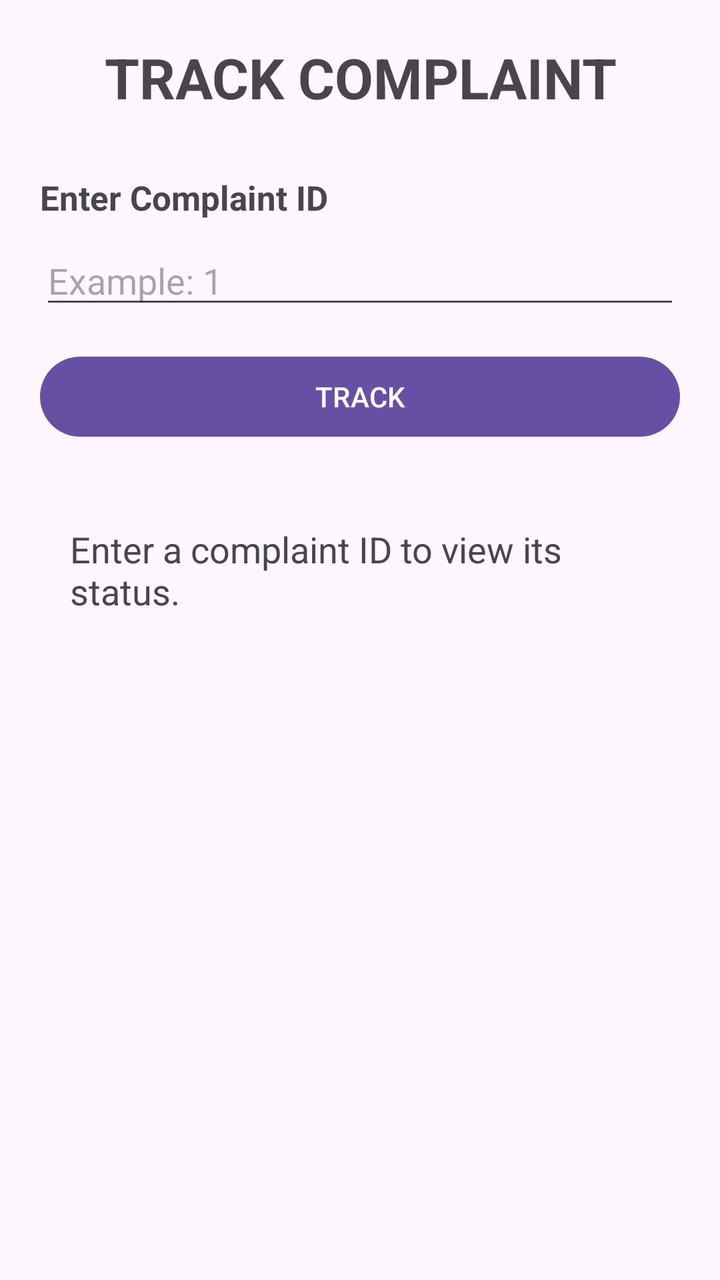
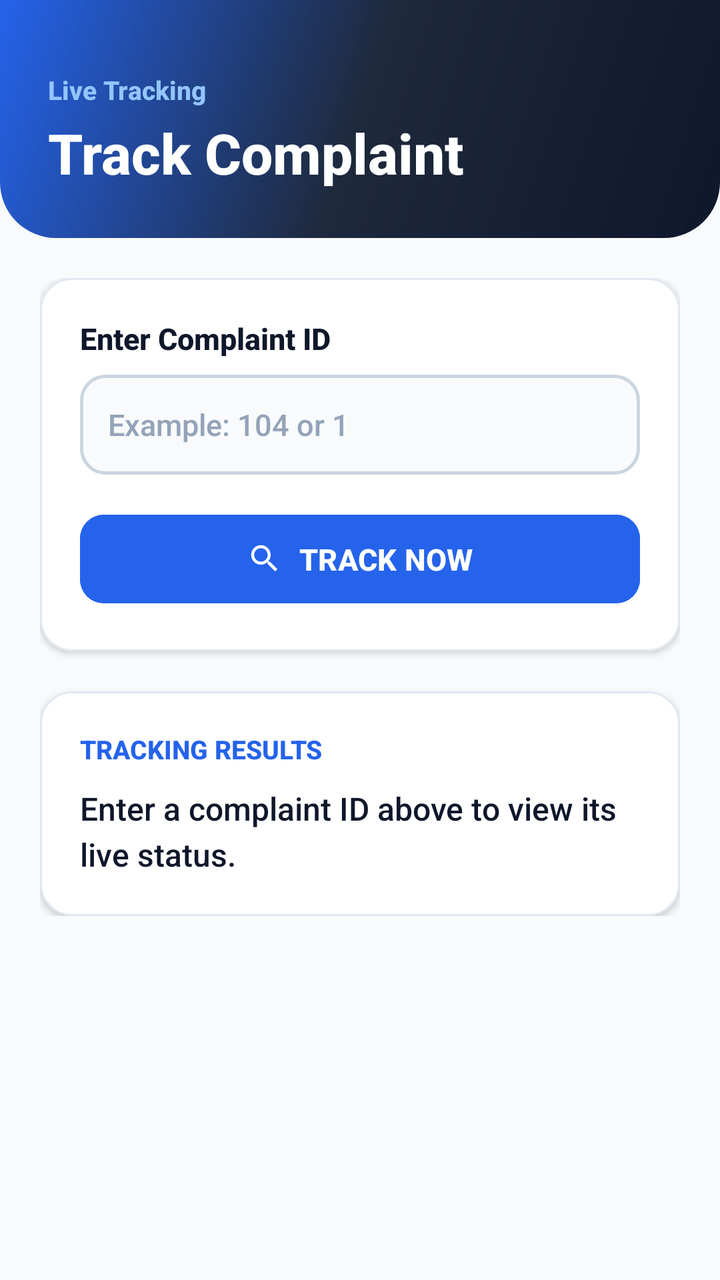

Two renders of the same Android screen: before a commit and after it. Below are the layout's source before the change and the commit's diff.
<!-- AndroidManifest.xml: application theme Theme.MADProject -->
<!-- res/layout/activity_track_complaint.xml -->
<?xml version="1.0" encoding="utf-8"?>
<LinearLayout xmlns:android="http://schemas.android.com/apk/res/android"
    xmlns:tools="http://schemas.android.com/tools"
    android:id="@+id/main"
    android:layout_width="match_parent"
    android:layout_height="match_parent"
    android:orientation="vertical"
    android:padding="20dp"
    tools:context=".TrackComplaintActivity">

    <TextView
        android:layout_width="match_parent"
        android:layout_height="wrap_content"
        android:text="TRACK COMPLAINT"
        android:textSize="28sp"
        android:textStyle="bold"
        android:gravity="center"
        android:layout_marginBottom="30dp" />

    <TextView
        android:layout_width="wrap_content"
        android:layout_height="wrap_content"
        android:text="Enter Complaint ID"
        android:textSize="17sp"
        android:textStyle="bold"
        android:layout_marginBottom="8dp" />

    <EditText
        android:id="@+id/complaintIdEditText"
        android:layout_width="match_parent"
        android:layout_height="wrap_content"
        android:hint="Example: 1"
        android:inputType="number"
        android:layout_marginBottom="15dp" />

    <Button
        android:id="@+id/trackButton"
        android:layout_width="match_parent"
        android:layout_height="wrap_content"
        android:text="TRACK"
        android:layout_marginBottom="25dp" />

    <TextView
        android:id="@+id/resultTextView"
        android:layout_width="match_parent"
        android:layout_height="wrap_content"
        android:text="Enter a complaint ID to view its status."
        android:textSize="18sp"
        android:padding="15dp" />

</LinearLayout>
<!-- resources referenced by this layout -->
<resources>
  <style name="Theme.MADProject" parent="Base.Theme.MADProject" />
  <style name="Base.Theme.MADProject" parent="Theme.Material3.DayNight.NoActionBar">
          
          
      </style>
</resources>

<!-- the commit's change to res/layout/activity_track_complaint.xml (unified diff, before → after) -->
@@ -1,51 +1,141 @@
 <?xml version="1.0" encoding="utf-8"?>
 <LinearLayout xmlns:android="http://schemas.android.com/apk/res/android"
+    xmlns:app="http://schemas.android.com/apk/res-auto"
     xmlns:tools="http://schemas.android.com/tools"
     android:id="@+id/main"
     android:layout_width="match_parent"
     android:layout_height="match_parent"
     android:orientation="vertical"
-    android:padding="20dp"
+    android:background="@color/background"
     tools:context=".TrackComplaintActivity">
 
-    <TextView
+    
+    <LinearLayout
         android:layout_width="match_parent"
         android:layout_height="wrap_content"
-        android:text="TRACK COMPLAINT"
-        android:textSize="28sp"
-        android:textStyle="bold"
-        android:gravity="center"
-        android:layout_marginBottom="30dp" />
+        android:orientation="vertical"
+        android:background="@drawable/bg_gradient_header"
+        android:paddingStart="24dp"
+        android:paddingEnd="24dp"
+        android:paddingTop="36dp"
+        android:paddingBottom="24dp">
 
-    <TextView
-        android:layout_width="wrap_content"
-        android:layout_height="wrap_content"
-        android:text="Enter Complaint ID"
-        android:textSize="17sp"
-        android:textStyle="bold"
-        android:layout_marginBottom="8dp" />
+        <TextView
+            android:layout_width="wrap_content"
+            android:layout_height="wrap_content"
+            android:text="Live Tracking"
+            android:textSize="13sp"
+            android:textColor="#93C5FD"
+            android:textStyle="bold" />
 
-    <EditText
-        android:id="@+id/complaintIdEditText"
+        <TextView
+            android:layout_width="match_parent"
+            android:layout_height="wrap_content"
+            android:text="Track Complaint"
+            android:textSize="28sp"
+            android:textStyle="bold"
+            android:textColor="@color/white"
+            android:layout_marginTop="4dp" />
+    </LinearLayout>
+
+    <LinearLayout
         android:layout_width="match_parent"
         android:layout_height="wrap_content"
-        android:hint="Example: 1"
-        android:inputType="number"
-        android:layout_marginBottom="15dp" />
+        android:orientation="vertical"
+        android:padding="20dp">
 
-    <Button
-        android:id="@+id/trackButton"
-        android:layout_width="match_parent"
-        android:layout_height="wrap_content"
-        android:text="TRACK"
-        android:layout_marginBottom="25dp" />
+        
+        <com.google.android.material.card.MaterialCardView
+            android:layout_width="match_parent"
+            android:layout_height="wrap_content"
+            android:layout_marginBottom="20dp"
+            app:cardCornerRadius="16dp"
+            app:cardElevation="2dp"
+            app:cardBackgroundColor="@color/surface"
+            app:strokeColor="@color/card_stroke"
+            app:strokeWidth="1dp">
 
-    <TextView
-        android:id="@+id/resultTextView"
-        android:layout_width="match_parent"
-        android:layout_height="wrap_content"
-        android:text="Enter a complaint ID to view its status."
-        android:textSize="18sp"
-        android:padding="15dp" />
+            <LinearLayout
+                android:layout_width="match_parent"
+                android:layout_height="wrap_content"
+                android:orientation="vertical"
+                android:padding="20dp">
+
+                <TextView
+                    android:layout_width="wrap_content"
+                    android:layout_height="wrap_content"
+                    android:text="Enter Complaint ID"
+                    android:textSize="15sp"
+                    android:textStyle="bold"
+                    android:textColor="@color/text_primary"
+                    android:layout_marginBottom="8dp" />
+
+                <EditText
+                    android:id="@+id/complaintIdEditText"
+                    android:layout_width="match_parent"
+                    android:layout_height="50dp"
+                    android:hint="Example: 104 or 1"
+                    android:inputType="number"
+                    android:background="@drawable/bg_input_box"
+                    android:paddingStart="14dp"
+                    android:paddingEnd="14dp"
+                    android:textSize="15sp"
+                    android:textColor="@color/text_primary"
+                    android:textColorHint="@color/text_tertiary"
+                    android:layout_marginBottom="16dp" />
+
+                <com.google.android.material.button.MaterialButton
+                    android:id="@+id/trackButton"
+                    android:layout_width="match_parent"
+                    android:layout_height="wrap_content"
+                    android:text="TRACK NOW"
+                    android:textSize="15sp"
+                    android:textStyle="bold"
+                    android:paddingTop="12dp"
+                    android:paddingBottom="12dp"
+                    app:icon="@drawable/ic_track"
+                    app:iconGravity="textStart"
+                    app:cornerRadius="12dp"
+                    android:backgroundTint="@color/secondary" />
+            </LinearLayout>
+        </com.google.android.material.card.MaterialCardView>
+
+        
+        <com.google.android.material.card.MaterialCardView
+            android:layout_width="match_parent"
+            android:layout_height="wrap_content"
+            app:cardCornerRadius="16dp"
+            app:cardElevation="2dp"
+            app:cardBackgroundColor="@color/surface"
+            app:strokeColor="@color/card_stroke"
+            app:strokeWidth="1dp">
+
+            <LinearLayout
+                android:layout_width="match_parent"
+                android:layout_height="wrap_content"
+                android:orientation="vertical"
+                android:padding="20dp">
+
+                <TextView
+                    android:layout_width="wrap_content"
+                    android:layout_height="wrap_content"
+                    android:text="TRACKING RESULTS"
+                    android:textSize="13sp"
+                    android:textStyle="bold"
+                    android:textColor="@color/secondary"
+                    android:layout_marginBottom="10dp" />
+
+                <TextView
+                    android:id="@+id/resultTextView"
+                    android:layout_width="match_parent"
+                    android:layout_height="wrap_content"
+                    android:text="Enter a complaint ID above to view its live status."
+                    android:textSize="16sp"
+                    android:textColor="@color/text_primary"
+                    android:lineSpacingExtra="4dp" />
+            </LinearLayout>
+        </com.google.android.material.card.MaterialCardView>
+
+    </LinearLayout>
 
 </LinearLayout>
<!-- resource entries referenced after the edit -->
@@ -1,9 +1,62 @@
 <!-- resources referenced by this layout -->
 <resources>
+  <color name="background">#F8FAFC</color>
+  <color name="card_stroke">#E2E8F0</color>
+  <color name="secondary">#2563EB</color>
+  <color name="surface">#FFFFFF</color>
+  <color name="text_primary">#0F172A</color>
+  <color name="text_tertiary">#94A3B8</color>
+  <color name="white">#FFFFFF</color>
+  <!-- drawable bg_gradient_header (drawable) -->
+  <?xml version="1.0" encoding="utf-8"?>
+  <shape xmlns:android="http://schemas.android.com/apk/res/android"
+      android:shape="rectangle">
+      <gradient
+          android:angle="135"
+          android:startColor="#0F172A"
+          android:centerColor="#1E293B"
+          android:endColor="#2563EB"
+          android:type="linear" />
+      <corners
+          android:bottomLeftRadius="28dp"
+          android:bottomRightRadius="28dp" />
+  </shape>
+  <!-- drawable bg_input_box (drawable) -->
+  <?xml version="1.0" encoding="utf-8"?>
+  <shape xmlns:android="http://schemas.android.com/apk/res/android"
+      android:shape="rectangle">
+      <solid android:color="#F8FAFC" />
+      <corners android:radius="12dp" />
+      <stroke
+          android:width="1.5dp"
+          android:color="#CBD5E1" />
+  </shape>
+  <!-- drawable ic_track (drawable) -->
+  <vector xmlns:android="http://schemas.android.com/apk/res/android"
+      android:width="28dp"
+      android:height="28dp"
+      android:viewportWidth="24"
+      android:viewportHeight="24">
+      <path
+          android:fillColor="#2563EB"
+          android:pathData="M15.5,14h-0.79l-0.28,-0.27C15.41,12.59 16,11.11 16,9.5 16,5.91 13.09,3 9.5,3S3,5.91 3,9.5 5.91,16 9.5,16c1.61,0 3.09,-0.59 4.23,-1.57l0.27,0.28v0.79l5,4.99L20.49,19l-4.99,-5zM9.5,14C7.01,14 5,11.99 5,9.5S7.01,5 9.5,5 14,7.01 14,9.5 11.99,14 9.5,14z"/>
+  </vector>
   <style name="Theme.MADProject" parent="Base.Theme.MADProject" />
   <style name="Base.Theme.MADProject" parent="Theme.Material3.DayNight.NoActionBar">
-          
-          
+          <item name="colorPrimary">@color/primary</item>
+          <item name="colorOnPrimary">@color/text_on_primary</item>
+          <item name="colorPrimaryContainer">@color/primary_container</item>
+          <item name="colorSecondary">@color/secondary</item>
+          <item name="colorSecondaryContainer">@color/secondary_container</item>
+          <item name="colorTertiary">@color/tertiary</item>
+          <item name="android:statusBarColor">@color/primary</item>
+          <item name="android:windowBackground">@color/background</item>
+          <item name="android:fontFamily">sans-serif-medium</item>
       </style>
+  <color name="primary">#0F172A</color>
+  <color name="text_on_primary">#FFFFFF</color>
+  <color name="primary_container">#1E293B</color>
+  <color name="secondary_container">#DBEAFE</color>
+  <color name="tertiary">#7C3AED</color>
 </resources>
 
